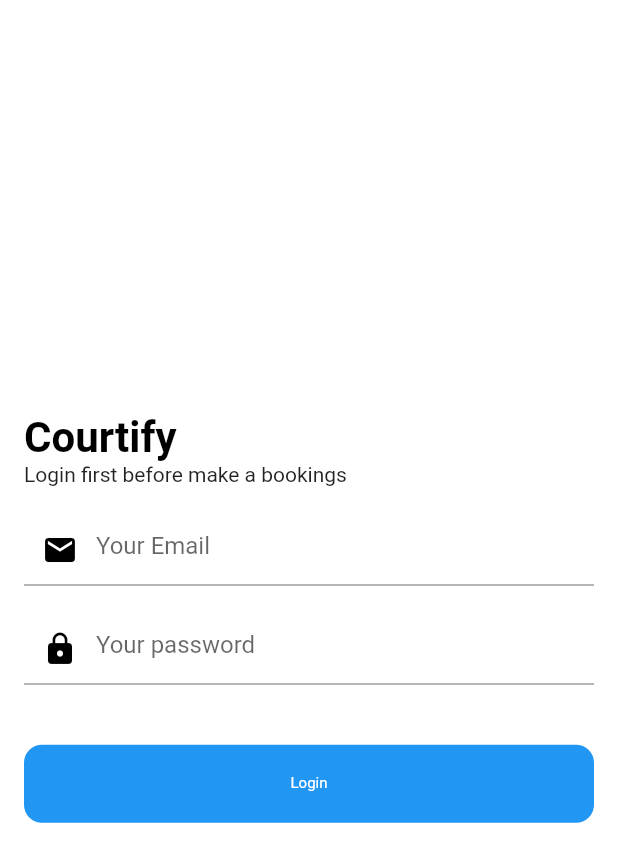
After one commit to anasrul03/FutsalCourtManagementSystem, a Flutter app: the screen it shows after launch, after a tap on "Log in", on a phone screen of 412 x 824 dp. The commit adds this screen. Shown: the top 862 px of the screen. Run offline on Flutter 3.47's test engine with Material 2 defaults, Android fonts, the phone set to English and light mode, and no system bars; network calls fail.

```diff
--- a/FutsalCourtManagement/lib/components/navigation_drawer_widget.dart
+++ b/FutsalCourtManagement/lib/components/navigation_drawer_widget.dart
@@ -19,6 +19,7 @@ class NavigationDrawerWidget extends StatelessWidget {
     return Drawer(
       child: Material(
 
+          color: Colors.blue,
         child: ListView(
           children: <Widget>[
             buildHeader(
--- a/FutsalCourtManagement/lib/dashboard.dart
+++ b/FutsalCourtManagement/lib/dashboard.dart
@@ -37,11 +37,10 @@ class Dashboard extends StatefulWidget {
 
 class _DashboardState extends State<Dashboard> {
 
-  //sometime we can face some http request erreur if the owner of the picture delted it or the url is not available
   @override
   Widget build(BuildContext context) {
     return Scaffold(
-      backgroundColor: Colors.black,
+      backgroundColor: Colors.blue,
       drawer: NavigationDrawerWidget(),
       appBar: AppBar(
         elevation: 0.0,
--- /dev/null
+++ b/FutsalCourtManagement/lib/login.dart
@@ -0,0 +1,57 @@
+// ignore_for_file: prefer_const_constructors
+
+import 'package:flutter/material.dart';
+
+class LoginScreen extends StatefulWidget {
+  const LoginScreen({Key? key}) : super(key: key);
+
+  @override
+  State<LoginScreen> createState() => _LoginScreenState();
+}
+
+class _LoginScreenState extends State<LoginScreen> {
+  @override
+  Widget build(BuildContext context) {
+    return Scaffold(
+      backgroundColor: Colors.white,
+      body: Padding(
+        padding: const EdgeInsets.all(16.0),
+        child: Column(
+            mainAxisAlignment: MainAxisAlignment.center,
+            crossAxisAlignment: CrossAxisAlignment.start,
+            children: [
+              Text(
+                "Courtify",
+                style: TextStyle(
+                    color: Colors.black,
+                    fontSize: 28.0,
+                    fontWeight: FontWeight.bold),
+              ),
+              Text("Login first before make a bookings"),
+              SizedBox(height: 18),
+              TextField(
+                  decoration: InputDecoration(
+                      hintText: "Your Email",
+                      prefixIcon: Icon(Icons.mail, color: Colors.black))),
+              SizedBox(height: 18),
+              TextField(
+                  decoration: InputDecoration(
+                      hintText: "Your password",
+                      prefixIcon: Icon(Icons.lock, color: Colors.black))),
+              SizedBox(height: 40),
+              Container(
+                  width: double.infinity,
+                  child: RawMaterialButton(
+                      fillColor: Colors.blue,
+                      elevation: 0.0,
+                      padding: EdgeInsets.symmetric(vertical: 20),
+                      shape: RoundedRectangleBorder(
+                          borderRadius: BorderRadius.circular(12)),
+                      onPressed: () {},
+                      child: Text("Login",
+                          style: TextStyle(color: Colors.white, fontSize: 10))))
+            ]),
+      ),
+    );
+  }
+}
--- a/FutsalCourtManagement/lib/main.dart
+++ b/FutsalCourtManagement/lib/main.dart
@@ -3,6 +3,7 @@
 import 'package:flutter/material.dart';
 import 'package:testing/dashboard.dart';
 
+import 'login.dart';
 
 void main() {
   runApp(MaterialApp(
@@ -18,6 +19,9 @@ class CourtifyApp extends StatefulWidget {
 }
 
 class _CourtifyAppState extends State<CourtifyApp> {
+//Intialize Firebase App
+
+
   // this is the index for the bottomNavigationBar
 
   //sometime we can face some http request erreur if the owner of the picture delted it or the url is not available
@@ -27,9 +31,7 @@ class _CourtifyAppState extends State<CourtifyApp> {
       child: Column(
         mainAxisSize: MainAxisSize.min,
         children: <Widget>[
-
           const SizedBox(height: 30),
-
           const SizedBox(height: 30),
           ClipRRect(
             borderRadius: BorderRadius.circular(4),
@@ -56,12 +58,10 @@ class _CourtifyAppState extends State<CourtifyApp> {
                   ),
                   onPressed: () {
                     Navigator.of(context).push(
-                        MaterialPageRoute(builder: (context) => Dashboard()));
+                        MaterialPageRoute(builder: (context) => LoginScreen()));
                   },
                   child: const Text('Log in'),
                 ),
-
-
               ],
             ),
           ),
--- a/FutsalCourtManagement/lib/page/home_page.dart
+++ b/FutsalCourtManagement/lib/page/home_page.dart
@@ -1,4 +1,4 @@
-// ignore_for_file: prefer_const_constructors
+// ignore_for_file: prefer_const_constructors, camel_case_types
 
 import 'package:flutter/material.dart';
 import 'package:testing/components/futsalcard.dart';
@@ -10,7 +10,6 @@ class home_page extends StatefulWidget {
   State<home_page> createState() => _home_pageState();
 }
 
-// ignore: camel_case_types
 class _home_pageState extends State<home_page> {
   @override
   Widget build(BuildContext context) {
--- a/FutsalCourtManagement/lib/testis.dart
+++ /dev/null
@@ -1 +0,0 @@
-int isLoggedIn = 2;
--- a/FutsalCourtManagement/pubspec.yaml
+++ b/FutsalCourtManagement/pubspec.yaml
@@ -37,6 +37,7 @@ dependencies:
 # Firebase auth and firebase core
 firebase_core: ^1.10.2
 firebase_auth: ^3.3.0
+cloud_firestore: ^0.12.9+4
 
 dev_dependencies:
   flutter_test:
```
Also changed, not shown: FutsalCourtManagement/lib/page/authenticate/authenticate.dart (added, +19 -0 lines), FutsalCourtManagement/lib/page/wrapper.dart (added, +14 -0 lines), 2 other files.
